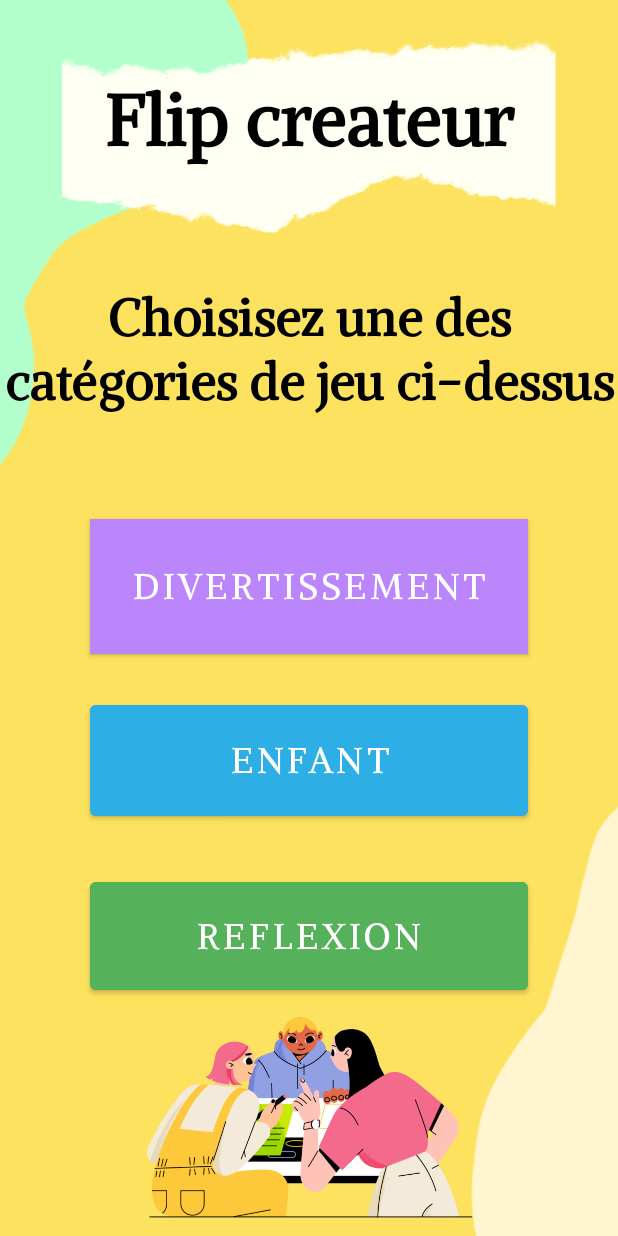
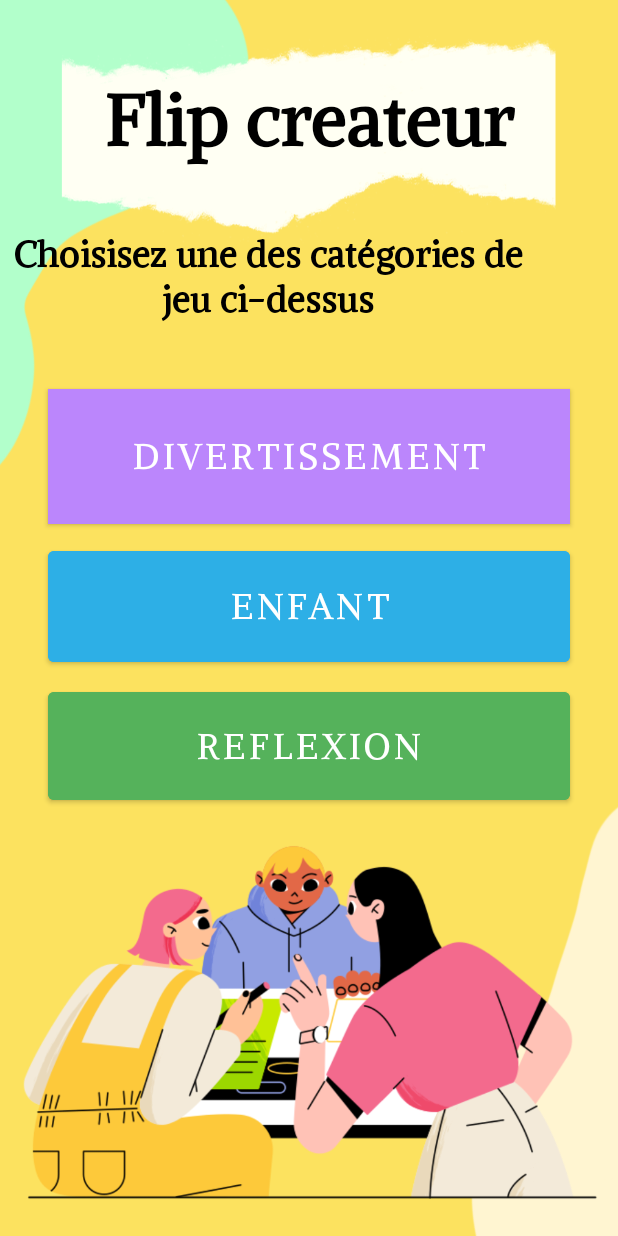
Before and after one commit to Blaccreed/LuddiagAPPLI, an Android app: the flip_createur screen opened directly, with no data from a screen before it, on a phone screen of 412 x 824 dp. Run offline under Robolectric (Android 15) with nearby library versions, the phone set to English and light mode, and no system bars; 1 statement that could not run was skipped.

Commit message:
push createur version responsive

```diff
--- a/app/src/main/res/layout/activity_flip_createur.xml
+++ b/app/src/main/res/layout/activity_flip_createur.xml
@@ -25,17 +25,17 @@
 
     <TextView
         android:id="@+id/connexion2"
-        android:layout_width="0dp"
-        android:layout_height="132dp"
-        android:layout_marginTop="40dp"
+        android:layout_width="358dp"
+        android:layout_height="77dp"
+        android:layout_marginTop="4dp"
         android:fontFamily="@font/alike"
         android:text="Choisisez une des catégories de jeu ci-dessus"
         android:textAlignment="center"
         android:textColor="@color/black"
-        android:textSize="34sp"
+        android:textSize="24sp"
         android:textStyle="bold"
         app:layout_constraintEnd_toEndOf="parent"
-        app:layout_constraintHorizontal_bias="0.492"
+        app:layout_constraintHorizontal_bias="0.0"
         app:layout_constraintStart_toStartOf="parent"
         app:layout_constraintTop_toBottomOf="@+id/connexion" />
 
@@ -43,9 +43,9 @@
         android:id="@+id/button6"
         android:layout_width="0dp"
         android:layout_height="90dp"
-        android:layout_marginStart="60dp"
-        android:layout_marginTop="196dp"
-        android:layout_marginEnd="60dp"
+        android:layout_marginStart="32dp"
+        android:layout_marginTop="28dp"
+        android:layout_marginEnd="32dp"
         android:background="@color/rose"
         android:fontFamily="@font/alike"
         android:text="Divertissement"
@@ -53,15 +53,15 @@
         app:layout_constraintEnd_toEndOf="parent"
         app:layout_constraintHorizontal_bias="0.0"
         app:layout_constraintStart_toStartOf="parent"
-        app:layout_constraintTop_toBottomOf="@+id/connexion" />
+        app:layout_constraintTop_toBottomOf="@+id/connexion2" />
 
     <Button
         android:id="@+id/button10"
         android:layout_width="0dp"
         android:layout_height="86dp"
-        android:layout_marginStart="60dp"
-        android:layout_marginTop="28dp"
-        android:layout_marginEnd="60dp"
+        android:layout_marginStart="32dp"
+        android:layout_marginTop="12dp"
+        android:layout_marginEnd="32dp"
         android:backgroundTint="@color/bleu"
         android:fontFamily="@font/alike"
         android:text="Enfant"
@@ -75,9 +75,9 @@
         android:id="@+id/button11"
         android:layout_width="0dp"
         android:layout_height="84dp"
-        android:layout_marginStart="60dp"
-        android:layout_marginTop="32dp"
-        android:layout_marginEnd="60dp"
+        android:layout_marginStart="32dp"
+        android:layout_marginTop="8dp"
+        android:layout_marginEnd="32dp"
         android:backgroundTint="@color/vert"
         android:fontFamily="@font/alike"
         android:text="Reflexion"
```
